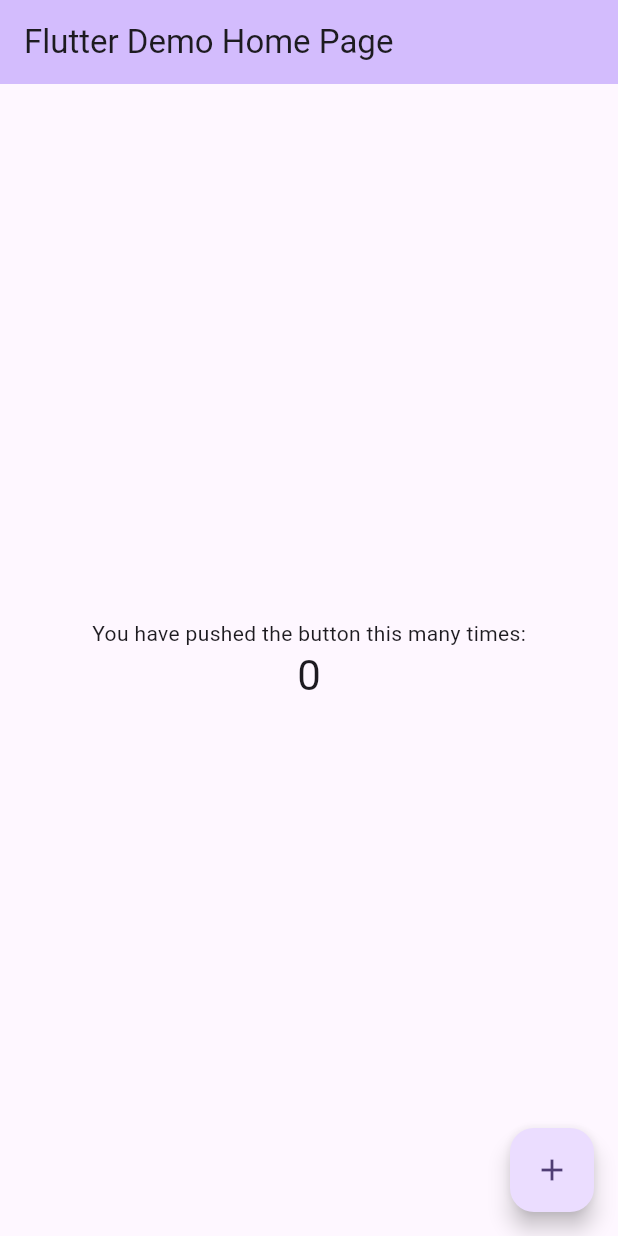
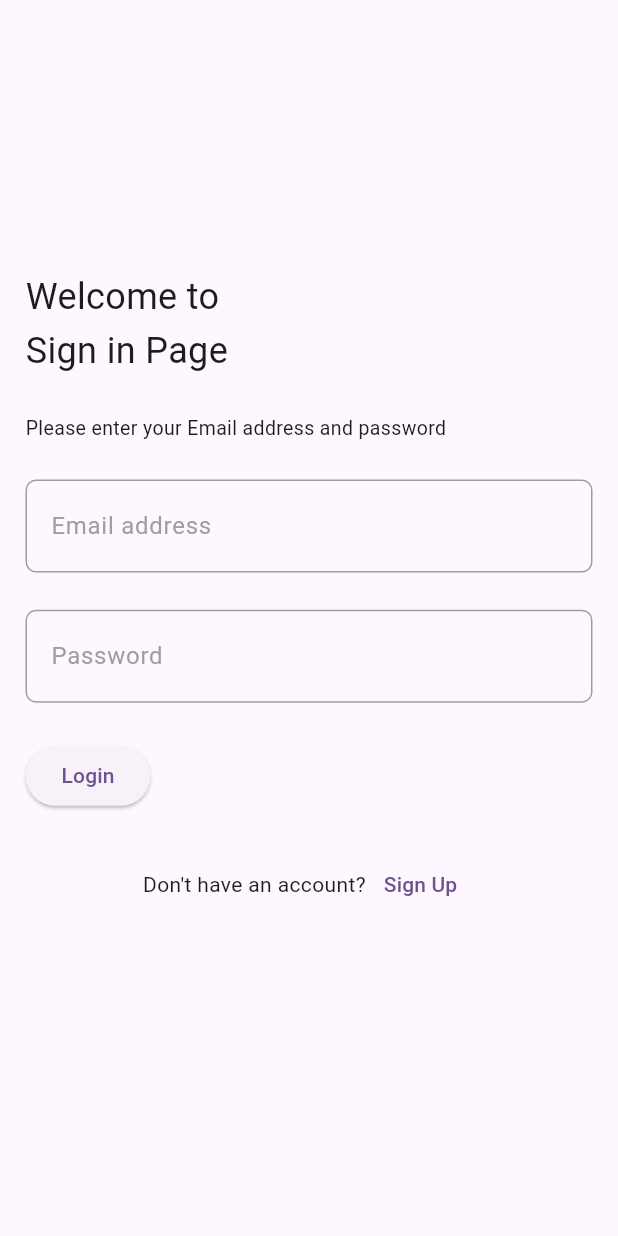
Before and after one commit to MilindPanwar/giphy_app_milind, a Flutter app: the screen it shows after launch, on a phone screen of 412 x 824 dp. Run offline on Flutter 3.47's test engine with Material 3 defaults, Android fonts, the phone set to English and light mode, and no system bars; our stand-ins replace dio, firebase_auth, firebase_core, get, pretty_dio_logger, retrofit; accounts and stored records are empty; generated files the repository leaves out were written again.

```diff
--- /dev/null
+++ b/lib/Login/view/LoginScreen.dart
@@ -0,0 +1,133 @@
+import 'package:firebase_auth/firebase_auth.dart';
+import 'package:flutter/material.dart';
+import 'package:get/get.dart';
+
+import '../viewmodel/AuthViewModel.dart';
+
+class LoginScreen extends StatelessWidget {
+  final AuthService _authService = Get.find<AuthService>();
+
+  @override
+  Widget build(BuildContext context) {
+    return Scaffold(
+      body: SingleChildScrollView(
+        child: Container(
+          width: MediaQuery.of(context).size.width,
+          padding: const EdgeInsets.symmetric(horizontal: 17),
+          child: Column(
+            mainAxisAlignment: MainAxisAlignment.start,
+            crossAxisAlignment: CrossAxisAlignment.start,
+            children: [
+              SizedBox(height: MediaQuery.of(context).size.height * 0.14),
+              SizedBox(height: MediaQuery.of(context).size.height * 0.08),
+              Text("Welcome to", style: TextStyle(fontSize: 24)),
+              SizedBox(height: 2),
+              Text("Sign in Page", style: TextStyle(fontSize: 24)),
+              SizedBox(height: MediaQuery.of(context).size.height * 0.03),
+              Text(
+                "Please enter your Email address and password",
+                style: TextStyle(fontSize: 13),
+              ),
+              SizedBox(height: MediaQuery.of(context).size.height * 0.03),
+              Container(
+                height: 62,
+                width: MediaQuery.of(context).size.width,
+                padding: const EdgeInsets.all(5),
+                decoration: BoxDecoration(
+                  border: Border.all(color: Colors.grey, width: 1),
+                  borderRadius: BorderRadius.circular(7),
+                ),
+                child: Center(
+                  child: Padding(
+                    padding: const EdgeInsets.symmetric(vertical: 10),
+                    child: GetBuilder<AuthService>(
+                      builder: (auth) => TextFormField(
+                        controller: TextEditingController(),
+                        keyboardType: TextInputType.text,
+                        decoration: InputDecoration(
+                          labelText: "Email address",
+                          labelStyle: TextStyle(color: Colors.grey),
+                          border: OutlineInputBorder(
+                            borderSide: BorderSide.none,
+                          ),
+                          contentPadding: EdgeInsets.only(top: 20, left: 7),
+                        ),
+                        onChanged: (value) {
+                          auth.validateEmail(value);
+                        },
+                      ),
+                    ),
+                  ),
+                ),
+              ),
+              SizedBox(height: MediaQuery.of(context).size.height * 0.03),
+              Container(
+                height: 62,
+                width: MediaQuery.of(context).size.width,
+                padding: const EdgeInsets.all(5),
+                decoration: BoxDecoration(
+                  border: Border.all(color: Colors.grey, width: 1),
+                  borderRadius: BorderRadius.circular(7),
+                ),
+                child: Center(
+                  child: Padding(
+                    padding: const EdgeInsets.symmetric(vertical: 10),
+                    child: GetBuilder<AuthService>(
+                      builder: (auth) => TextField(
+                        obscureText: true,
+                        keyboardType: TextInputType.text,
+                        decoration: InputDecoration(
+                          labelText: "Password",
+                          labelStyle: TextStyle(color: Colors.grey),
+                          border: OutlineInputBorder(
+                            borderSide: BorderSide.none,
+                          ),
+                          contentPadding: EdgeInsets.only(top: 20, left: 7),
+                        ),
+                        onChanged: (value) {
+                          // Handle password change
+                        },
+                      ),
+                    ),
+                  ),
+                ),
+              ),
+              SizedBox(height: MediaQuery.of(context).size.height * 0.03),
+              GetBuilder<AuthService>(
+                builder: (auth) => ElevatedButton(
+                  onPressed: () async {
+                    // Perform login logic
+                    User? user = await _authService.signInWithEmailAndPassword(
+                      "email@example.com",
+                      "password",
+                    );
+                    if (user != null) {
+                      // Navigate to home page or next screen on success
+                      // Example: Get.offAllNamed('/home');
+                    }
+                  },
+                  child: auth.isLoading.value
+                      ? CircularProgressIndicator()
+                      : Text("Login"),
+                ),
+              ),
+              SizedBox(height: MediaQuery.of(context).size.height * 0.03),
+              Row(
+                mainAxisAlignment: MainAxisAlignment.center,
+                children: [
+                  Text("Don't have an account?"),
+                  TextButton(
+                    onPressed: () {
+                      // Navigate to sign up page
+                    },
+                    child: Text("Sign Up"),
+                  ),
+                ],
+              ),
+            ],
+          ),
+        ),
+      ),
+    );
+  }
+}
--- /dev/null
+++ b/lib/Login/viewmodel/AuthViewModel.dart
@@ -0,0 +1,33 @@
+import 'package:firebase_auth/firebase_auth.dart';
+import 'package:get/get.dart';
+
+class AuthService extends GetxController {
+  final FirebaseAuth _auth = FirebaseAuth.instance;
+
+  RxBool isLoading = false.obs;
+
+  Future<User?> signInWithEmailAndPassword(String email, String password) async {
+    try {
+      isLoading.value = true;
+      UserCredential userCredential = await _auth.signInWithEmailAndPassword(
+        email: email,
+        password: password,
+      );
+      isLoading.value = false;
+      return userCredential.user;
+    } catch (e) {
+      isLoading.value = false;
+      Get.snackbar('Sign In Error', e.toString(),
+          snackPosition: SnackPosition.BOTTOM);
+      return null;
+    }
+  }
+
+  // Method to validate email format
+  bool validateEmail(String email) {
+    String emailRegex =
+        r'^[\w-\.]+@([\w-]+\.)+[\w-]{2,4}$'; // This regex may not cover all edge cases
+    RegExp regex = RegExp(emailRegex);
+    return regex.hasMatch(email);
+  }
+}
--- a/lib/main.dart
+++ b/lib/main.dart
@@ -1,127 +1,28 @@
 import 'package:flutter/material.dart';
 
-void main() {
+import 'Login/view/LoginScreen.dart';
+import 'package:firebase_core/firebase_core.dart';
+
+import 'firebase_options.dart';
+Future<void> main() async {
+  WidgetsFlutterBinding.ensureInitialized();
+  await Firebase.initializeApp(
+    options: DefaultFirebaseOptions.currentPlatform,
+  );
   runApp(const MyApp());
 }
 
 class MyApp extends StatelessWidget {
   const MyApp({super.key});
 
-  // This widget is the root of your application.
   @override
   Widget build(BuildContext context) {
     return MaterialApp(
-      title: 'Flutter Demo',
       theme: ThemeData(
-        // This is the theme of your application.
-        //
-        // TRY THIS: Try running your application with "flutter run". You'll see
-        // the application has a purple toolbar. Then, without quitting the app,
-        // try changing the seedColor in the colorScheme below to Colors.green
-        // and then invoke "hot reload" (save your changes or press the "hot
-        // reload" button in a Flutter-supported IDE, or press "r" if you used
-        // the command line to start the app).
-        //
-        // Notice that the counter didn't reset back to zero; the application
-        // state is not lost during the reload. To reset the state, use hot
-        // restart instead.
-        //
-        // This works for code too, not just values: Most code changes can be
-        // tested with just a hot reload.
         colorScheme: ColorScheme.fromSeed(seedColor: Colors.deepPurple),
         useMaterial3: true,
       ),
-      home: const MyHomePage(title: 'Flutter Demo Home Page'),
+      home: LoginScreen(),
     );
   }
 }
-
-class MyHomePage extends StatefulWidget {
-  const MyHomePage({super.key, required this.title});
-
-  // This widget is the home page of your application. It is stateful, meaning
-  // that it has a State object (defined below) that contains fields that affect
-  // how it looks.
-
-
-
-  // This class is the configuration for the state. It holds the values (in this
-  // case the title) provided by the parent (in this case the App widget) and
-  // used by the build method of the State. Fields in a Widget subclass are
-  // always marked "final".
-
-  final String title;
-
-  @override
-  State<MyHomePage> createState() => _MyHomePageState();
-}
-
-class _MyHomePageState extends State<MyHomePage> {
-  int _counter = 0;
-
-  void _incrementCounter() {
-    setState(() {
-      // This call to setState tells the Flutter framework that something has
-      // changed in this State, which causes it to rerun the build method below
-      // so that the display can reflect the updated values. If we changed
-      // _counter without calling setState(), then the build method would not be
-      // called again, and so nothing would appear to happen.
-      _counter++;
-    });
-  }
-
-  @override
-  Widget build(BuildContext context) {
-    // This method is rerun every time setState is called, for instance as done
-    // by the _incrementCounter method above.
-    //
-    // The Flutter framework has been optimized to make rerunning build methods
-    // fast, so that you can just rebuild anything that needs updating rather
-    // than having to individually change instances of widgets.
-    return Scaffold(
-      appBar: AppBar(
-        // TRY THIS: Try changing the color here to a specific color (to
-        // Colors.amber, perhaps?) and trigger a hot reload to see the AppBar
-        // change color while the other colors stay the same.
-        backgroundColor: Theme.of(context).colorScheme.inversePrimary,
-        // Here we take the value from the MyHomePage object that was created by
-        // the App.build method, and use it to set our appbar title.
-        title: Text(widget.title),
-      ),
-      body: Center(
-        // Center is a layout widget. It takes a single child and positions it
-        // in the middle of the parent.
-        child: Column(
-          // Column is also a layout widget. It takes a list of children and
-          // arranges them vertically. By default, it sizes itself to fit its
-          // children horizontally, and tries to be as tall as its parent.
-          //
-          // Column has various properties to control how it sizes itself and
-          // how it positions its children. Here we use mainAxisAlignment to
-          // center the children vertically; the main axis here is the vertical
-          // axis because Columns are vertical (the cross axis would be
-          // horizontal).
-          //
-          // TRY THIS: Invoke "debug painting" (choose the "Toggle Debug Paint"
-          // action in the IDE, or press "p" in the console), to see the
-          // wireframe for each widget.
-          mainAxisAlignment: MainAxisAlignment.center,
-          children: <Widget>[
-            const Text(
-              'You have pushed the button this many times:',
-            ),
-            Text(
-              '$_counter',
-              style: Theme.of(context).textTheme.headlineMedium,
-            ),
-          ],
-        ),
-      ),
-      floatingActionButton: FloatingActionButton(
-        onPressed: _incrementCounter,
-        tooltip: 'Increment',
-        child: const Icon(Icons.add),
-      ), // This trailing comma makes auto-formatting nicer for build methods.
-    );
-  }
-}
--- /dev/null
+++ b/lib/utils/AppConstants.dart
@@ -0,0 +1,5 @@
+class AppConstants{
+  static const String title = "Giphy App";
+  static const String giphyApiKey = "qFR6up3jAI7nPH0vxrM9Cg7wv8MJdDOt";
+
+}
--- /dev/null
+++ b/lib/utils/Status.dart
@@ -0,0 +1 @@
+enum Status {initial,loading,completed,error}
```
Also changed, not shown: lib/SearchGiphy/data/api/SearchGiphyApi.dart (added, +26 -0 lines), lib/SearchGiphy/view/SearchGiphyScreen.dart (added, +80 -0 lines), lib/SearchGiphy/viewmodel/SearchGiphyViewModel.dart (added, +97 -0 lines), pubspec.yaml (+9 -1 lines), firebase.json (added), lib/SearchGiphy/data/api/SearchGiphyApi.g.dart (added), lib/firebase_options.dart (added), pubspec.lock, 17 other files.
